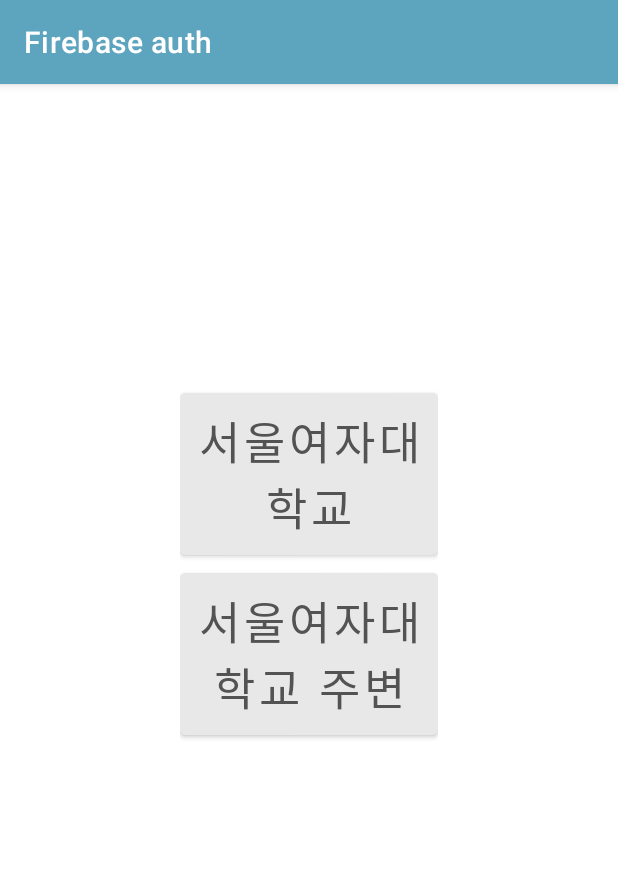
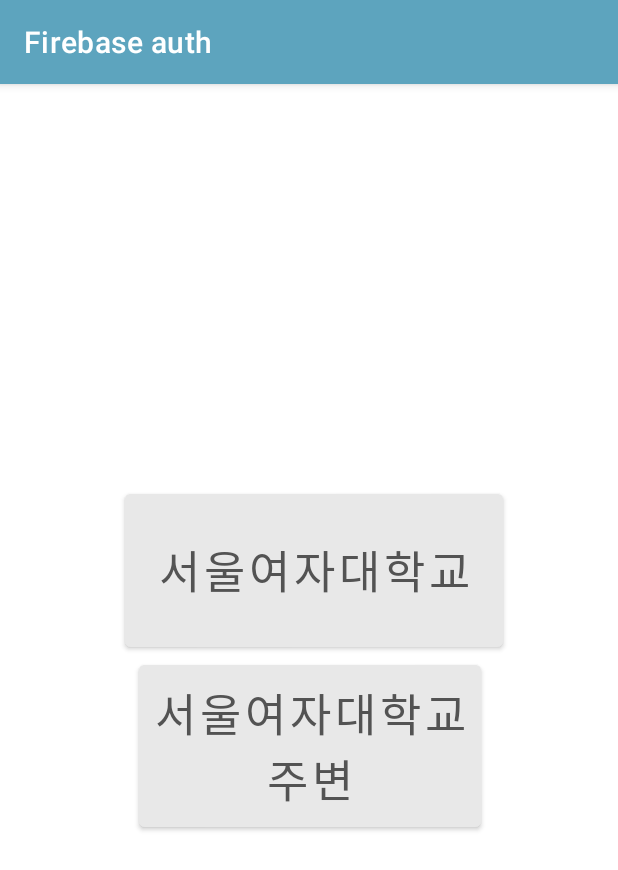
Before and after one commit to HayeonLee88/Guru2, an Android app: the ThemaActivity screen opened directly, with no data from a screen before it, on a phone screen of 412 x 824 dp. Shown: the top 870 px of the screen. Run offline under Robolectric (Android 15) with nearby library versions, the phone set to English and light mode, and no system bars.

Commit message:
그림 변경

```diff
--- a/app/src/main/res/layout/activity_swuin.xml
+++ b/app/src/main/res/layout/activity_swuin.xml
@@ -23,11 +23,12 @@
     <LinearLayout
         android:layout_width="match_parent"
         android:layout_height="wrap_content">
+
         <ImageView
             android:id="@+id/catimageView"
             android:layout_width="match_parent"
             android:layout_height="200dp"
-            app:srcCompat="@drawable/cat" />
+            app:srcCompat="@drawable/woochi" />
 
     </LinearLayout>
 
--- a/app/src/main/res/layout/activity_swuout.xml
+++ b/app/src/main/res/layout/activity_swuout.xml
@@ -26,7 +26,7 @@
             android:id="@+id/catimageView"
             android:layout_width="match_parent"
             android:layout_height="200dp"
-            app:srcCompat="@drawable/cat"/>
+            app:srcCompat="@drawable/squirrel"/>
 
     </LinearLayout>
 
--- a/app/src/main/res/layout/activity_thema.xml
+++ b/app/src/main/res/layout/activity_thema.xml
@@ -1,46 +1,45 @@
 <?xml version="1.0" encoding="utf-8"?>
-<LinearLayout xmlns:android="http://schemas.android.com/apk/res/android"
+<androidx.constraintlayout.widget.ConstraintLayout xmlns:android="http://schemas.android.com/apk/res/android"
     xmlns:app="http://schemas.android.com/apk/res-auto"
     xmlns:tools="http://schemas.android.com/tools"
+    android:id="@+id/linearLayout"
     android:layout_width="match_parent"
     android:layout_height="match_parent"
-    android:orientation="vertical"
-    android:padding="100dp"
-    android:layout_marginTop="100dp"
-    android:layout_marginLeft="20dp"
-    android:layout_marginRight="20dp"
     tools:context=".views.ThemaActivity">
 
-    <LinearLayout
-        android:layout_width="match_parent"
-        android:layout_height="wrap_content">
 
     <Button
         android:id="@+id/btnIn"
-            android:layout_width="wrap_content"
-            android:layout_height="wrap_content"
+        android:layout_width="252dp"
+        android:layout_height="114dp"
+        android:layout_marginTop="32dp"
         android:backgroundTint="#E8E8E8"
         android:padding="10dp"
         android:text="서울여자대학교"
         android:textColor="#FF535353"
-            android:textSize="30sp" />
-
-    </LinearLayout>
-
-    <LinearLayout
-        android:layout_width="match_parent"
-        android:layout_height="wrap_content">
+        android:textSize="30sp"
+        app:layout_constraintBottom_toTopOf="@+id/btnOut"
+        app:layout_constraintEnd_toEndOf="parent"
+        app:layout_constraintHorizontal_bias="0.522"
+        app:layout_constraintStart_toStartOf="parent"
+        app:layout_constraintTop_toTopOf="parent"
+        app:layout_constraintVertical_chainStyle="packed" />
 
     <Button
         android:id="@+id/btnOut"
         android:layout_width="wrap_content"
         android:layout_height="wrap_content"
+        android:layout_marginBottom="32dp"
         android:backgroundTint="#E8E8E8"
         android:padding="10dp"
-            android:text="서울여자대학교 주변"
+        android:text="서울여자대학교\n주변"
         android:textColor="#FF535353"
-            android:textSize="30sp" />
-    </LinearLayout>
+        android:textSize="30sp"
+        app:layout_constraintBottom_toBottomOf="parent"
+        app:layout_constraintEnd_toEndOf="parent"
+        app:layout_constraintHorizontal_bias="0.503"
+        app:layout_constraintStart_toStartOf="parent"
+        app:layout_constraintTop_toBottomOf="@+id/btnIn" />
 
 
-</LinearLayout>
+</androidx.constraintlayout.widget.ConstraintLayout>
```
Also changed, not shown: app/src/main/res/drawable-v24/squirrel.png (added), app/src/main/res/drawable-v24/woochi.png (added). Lines whose indentation alone changed are shown as unchanged.
